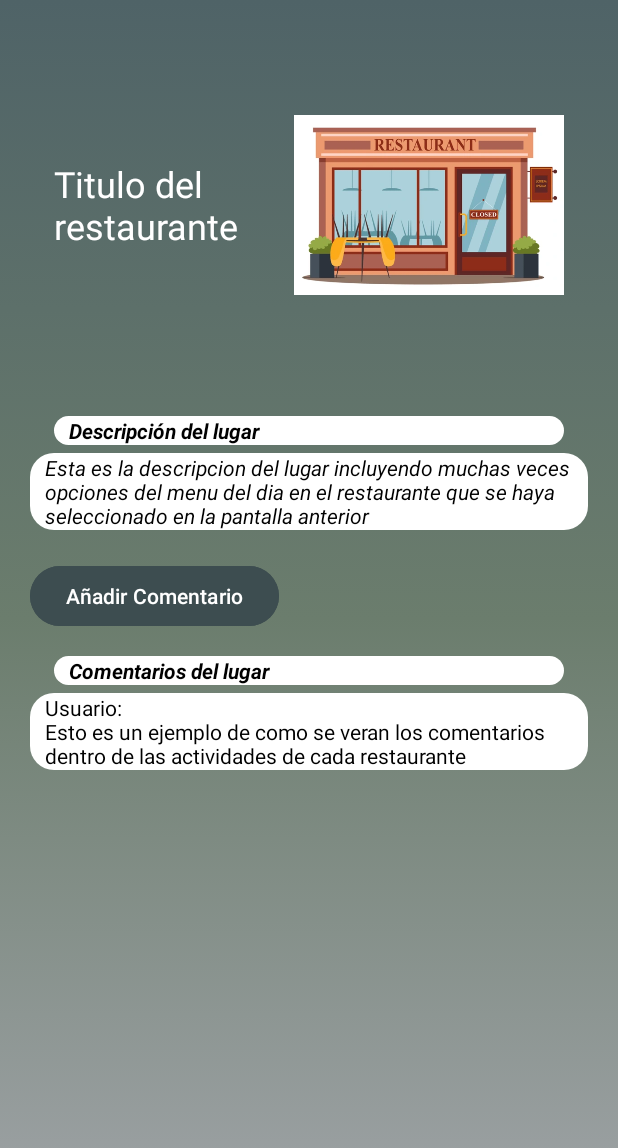
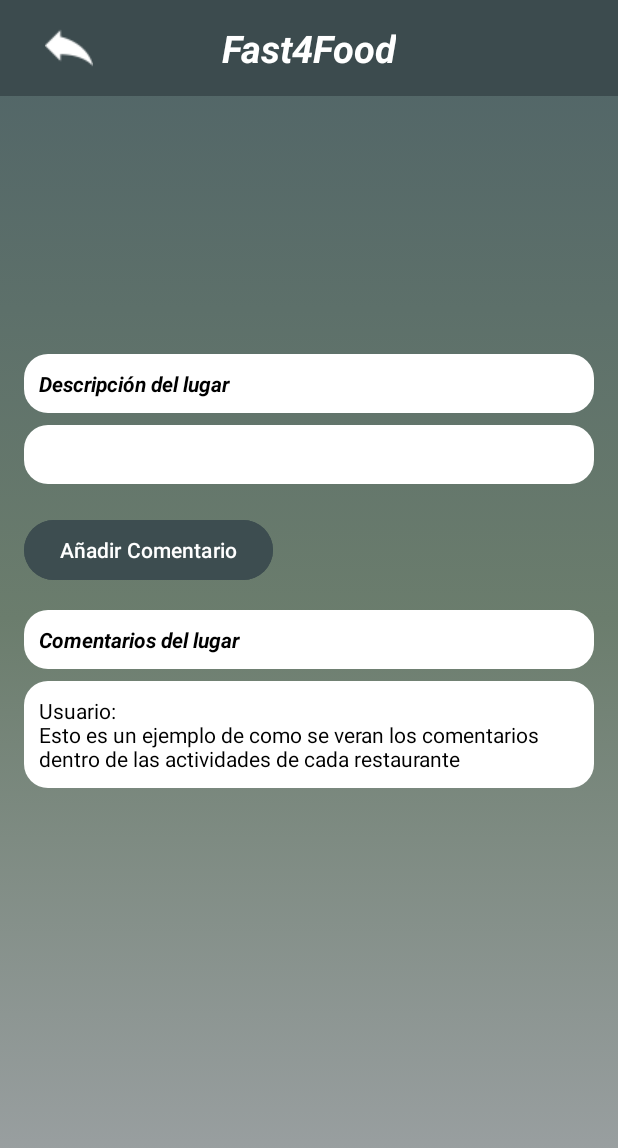
Before and after one commit to S3ctari0/MiAppRestaurante, an Android app: the layout activity_place.xml on its own in the app's theme, with its tools: preview values and no code run, on a phone screen of 412 x 824 dp. Shown: the top 1148 px of the screen. Run offline under Robolectric (Android 15) with nearby library versions, the phone set to English and light mode, and no system bars.

Commit message:
CommitPlaces

```diff
--- a/app/build.gradle.kts
+++ b/app/build.gradle.kts
@@ -58,4 +58,7 @@ dependencies {
     implementation("com.google.android.gms:play-services-auth:20.7.0")
     implementation ("androidx.cardview:cardview:1.0.0")
     implementation ("androidx.recyclerview:recyclerview:1.2.1")
+    implementation ("com.github.bumptech.glide:glide:4.12.0")
+    implementation ("com.squareup.picasso:picasso:2.71828")
+    annotationProcessor ("com.github.bumptech.glide:compiler:4.12.0")
 }
--- a/app/src/main/res/layout/activity_place.xml
+++ b/app/src/main/res/layout/activity_place.xml
@@ -1,91 +1,129 @@
 <?xml version="1.0" encoding="utf-8"?>
-<LinearLayout
+<androidx.coordinatorlayout.widget.CoordinatorLayout
     xmlns:android="http://schemas.android.com/apk/res/android"
-    xmlns:app="http://schemas.android.com/apk/res-auto"
-    xmlns:tools="http://schemas.android.com/tools"
     android:layout_width="match_parent"
     android:layout_height="match_parent"
-    tools:context=".ActivityPlace"
-    android:id="@+id/main"
-    android:background="@drawable/fondo_degradado"
-    android:orientation="vertical"
-    android:gravity="center_horizontal"
-    android:padding="20dp">
+    android:background="@drawable/fondo_degradado">
+
+    <androidx.appcompat.widget.Toolbar
+        android:id="@+id/toolbar"
+        android:layout_width="match_parent"
+        android:layout_height="?attr/actionBarSize"
+        android:background="#3C4B4E"
+        android:titleTextColor="@android:color/white"
+        android:elevation="4dp">
+
+        <ImageView
+            android:id="@+id/back_button"
+            android:layout_width="wrap_content"
+            android:layout_height="wrap_content"
+            android:layout_gravity="start"
+            android:layout_marginStart="30dp"
+            android:contentDescription="@string/regresa_al_login"
+            android:src="@drawable/ic_arrow_back_white"/>
+
+        <TextView
+            android:id="@+id/toolbar_title"
+            android:layout_width="wrap_content"
+            android:layout_height="wrap_content"
+            android:layout_gravity="center"
+            android:text="@string/fast4food"
+            android:textColor="@android:color/white"
+            android:textSize="25sp"
+            android:textStyle="bold|italic"/>
+    </androidx.appcompat.widget.Toolbar>
+
+    <ScrollView
+        android:layout_width="match_parent"
+        android:layout_height="match_parent"
+        android:layout_marginTop="?attr/actionBarSize"
+        android:fillViewport="true">
 
         <LinearLayout
             android:layout_width="match_parent"
             android:layout_height="wrap_content"
-        android:layout_marginTop="35dp"
-        android:gravity="center_vertical"
+            android:orientation="vertical"
+            android:padding="16dp">
+
+            <LinearLayout
+                android:layout_width="match_parent"
+                android:layout_height="wrap_content"
                 android:orientation="horizontal"
-        android:padding="16dp">
+                android:layout_gravity="center_vertical"
+                android:layout_marginTop="10dp">
+
                 <TextView
                     android:id="@+id/textTittlePlace"
                     android:layout_width="0dp"
                     android:layout_height="wrap_content"
                     android:layout_weight="1"
-            android:gravity="start"
-            android:layout_marginEnd="16dp"
-            android:text="Titulo del restaurante"
+                    android:layout_gravity="center_vertical"
+                    android:text=""
+                    android:layout_marginStart="16dp"
                     android:textColor="#FFFFFF"
-            android:textSize="24sp" />
+                    android:textSize="24sp"
+                    android:textStyle="bold|italic"/>
+
                 <ImageView
                     android:id="@+id/imagePlace"
                     android:layout_width="180dp"
                     android:layout_height="130dp"
-            android:layout_gravity="top|center"
-            android:src="@drawable/restaurante" />
+                    android:layout_marginEnd="20dp"
+                    android:layout_gravity="center_vertical"
+                    android:layout_marginStart="8dp"/>
             </LinearLayout>
+
             <TextView
                 android:id="@+id/textDescrPlace"
                 android:layout_width="match_parent"
                 android:layout_height="wrap_content"
-        android:layout_marginTop="60dp"
-        android:layout_marginStart="16dp"
-        android:layout_marginEnd="16dp"
-        android:text="Descripción del lugar"
+                android:layout_marginTop="16dp"
                 android:background="@drawable/background_rounded"
+                android:text="@string/descplace"
                 android:textColor="#000000"
-        android:paddingLeft="10dp"
+                android:padding="10dp"
                 android:textStyle="italic|bold"/>
+
             <TextView
+                android:id="@+id/placeDescription"
                 android:layout_width="match_parent"
                 android:layout_height="wrap_content"
-        android:layout_marginTop="5dp"
+                android:layout_marginTop="8dp"
+                android:background="@drawable/background_rounded"
+                android:text=""
                 android:textColor="@color/black"
-        android:background="@drawable/background_rounded"
-        android:text="Esta es la descripcion del lugar incluyendo muchas veces opciones del menu del dia en el restaurante que se haya seleccionado en la pantalla anterior"
-        android:paddingLeft="10dp"
+                android:padding="10dp"
                 android:textStyle="italic"/>
+
             <Button
                 android:id="@+id/ButtonAddComments"
                 android:layout_width="wrap_content"
                 android:layout_height="wrap_content"
-        android:text="Añadir Comentario"
                 android:layout_marginTop="20dp"
-        android:layout_gravity="start"
-        android:textColor="@color/white"
+                android:text="@string/anadirrestaurante"
+                android:textColor="@android:color/white"
                 android:backgroundTint="#3D4D50"/>
-
 
             <TextView
                 android:id="@+id/textCommentsPlace"
                 android:layout_width="match_parent"
                 android:layout_height="wrap_content"
                 android:layout_marginTop="16dp"
-        android:layout_marginStart="16dp"
-        android:layout_marginEnd="16dp"
                 android:background="@drawable/background_rounded"
-        android:text="Comentarios del lugar"
+                android:text="@string/comentarioplace"
                 android:textColor="#000000"
-        android:paddingLeft="10dp"
+                android:padding="10dp"
                 android:textStyle="italic|bold"/>
+
             <TextView
                 android:layout_width="match_parent"
                 android:layout_height="wrap_content"
+                android:layout_marginTop="8dp"
                 android:background="@drawable/background_rounded"
+                android:text="Usuario:\nEsto es un ejemplo de como se veran los comentarios dentro de las actividades de cada restaurante"
                 android:textColor="@color/black"
-        android:layout_marginTop="5dp"
-        android:paddingLeft="10dp"
-        android:text="Usuario:\nEsto es un ejemplo de como se veran los comentarios dentro de las actividades de cada restaurante"/>
+                android:padding="10dp"/>
         </LinearLayout>
+    </ScrollView>
+
+</androidx.coordinatorlayout.widget.CoordinatorLayout>
--- a/app/src/main/res/values/strings.xml
+++ b/app/src/main/res/values/strings.xml
@@ -15,4 +15,7 @@
     <string name="nuevo_item">Nuevo Item</string>
     <string name="restaurantepreview">RestaurantePreview</string>
     <string name="opcionrestauranteagregado">OpcionRestauranteAgregado</string>
+    <string name="anadirrestaurante">Añadir Comentario</string>
+    <string name="comentarioplace">Comentarios del lugar</string>
+    <string name="descplace">Descripción del lugar</string>
 </resources>
```
Also changed, not shown: app/src/main/java/com/example/myapplication/ActivityMainPage.kt (+44 -3 lines), app/src/main/java/com/example/myapplication/ActivityPlace.kt (+31 -9 lines), app/src/main/java/com/example/myapplication/RestauranteAdapter.kt (added, +41 -0 lines), app/src/main/res/layout/activity_main_page.xml (+4 -5 lines). Lines whose indentation alone changed are shown as unchanged.
